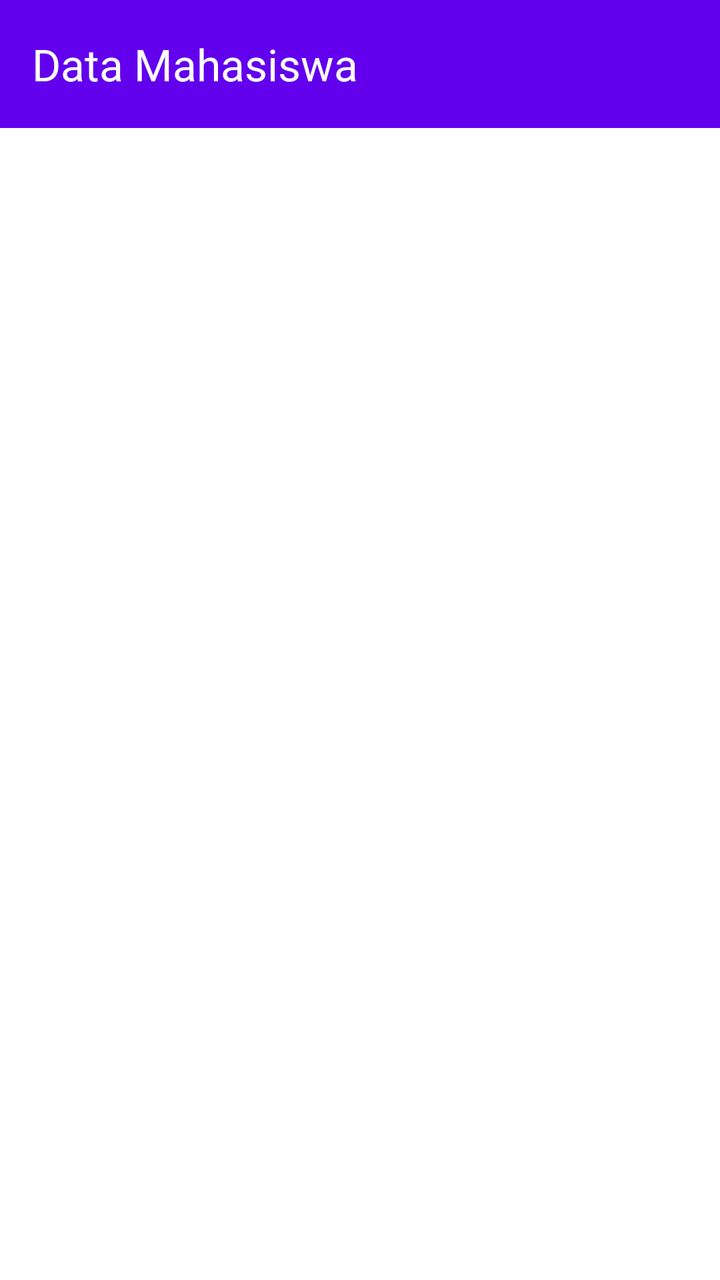
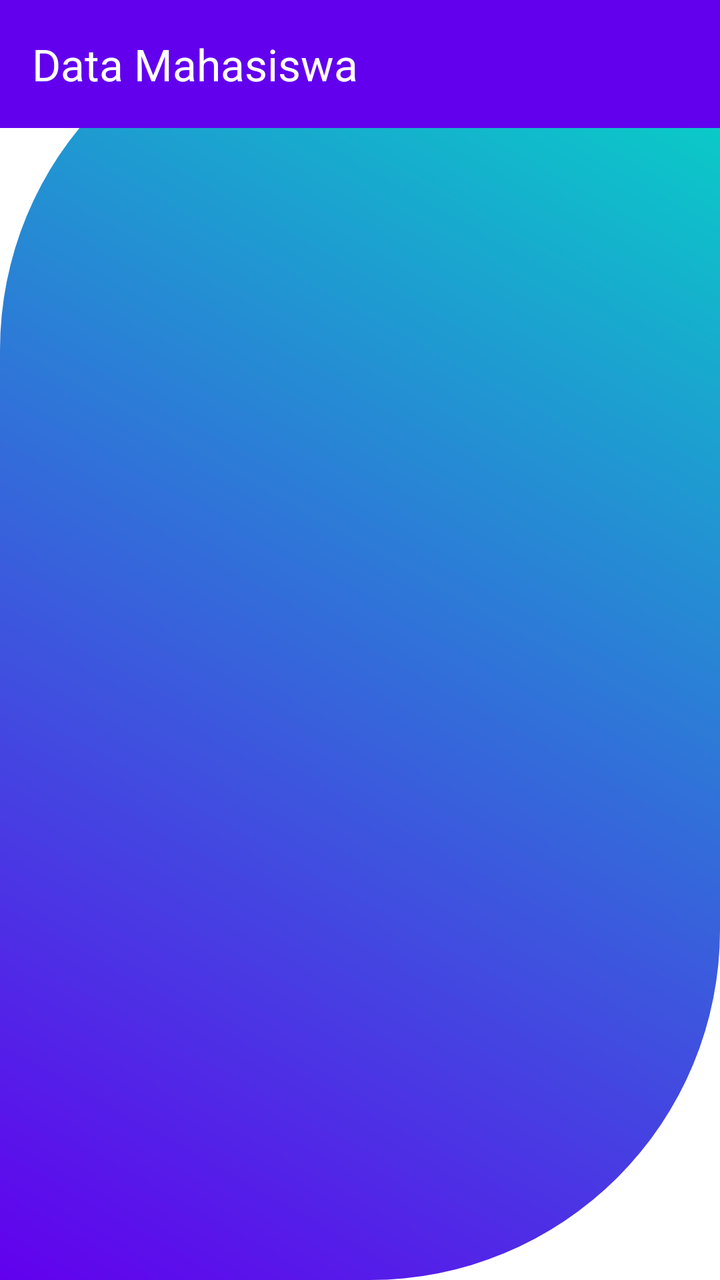

Screens rendered from an Android XML layout before and after an edit, with the pre-edit source and the edit as a unified diff.
<!-- AndroidManifest.xml: application theme Theme.Aplikasi_Data_Mahasiswa -->
<!-- res/layout/activity_data_mahasiswa.xml -->
<?xml version="1.0" encoding="utf-8"?>
<LinearLayout xmlns:android="http://schemas.android.com/apk/res/android"
    xmlns:app="http://schemas.android.com/apk/res-auto"
    android:layout_width="match_parent"
    android:layout_height="match_parent"
    android:orientation="vertical">

    <com.google.android.material.appbar.MaterialToolbar
        android:id="@+id/toolbar"
        android:layout_width="match_parent"
        android:layout_height="wrap_content"
        android:background="?attr/colorPrimary"
        android:theme="@style/ThemeOverlay.Material3.Dark.ActionBar"
        app:title="Data Mahasiswa" />

    <ListView
        android:id="@+id/listMahasiswa"
        android:layout_width="match_parent"
        android:layout_height="match_parent"
        android:divider="@android:color/transparent"
        android:dividerHeight="8dp"
        android:padding="16dp" />

    </LinearLayout>
<!-- resources referenced by this layout -->
<resources>
  <style name="Theme.Aplikasi_Data_Mahasiswa" parent="Base.Theme.Aplikasi_Data_Mahasiswa" />
  <style name="Base.Theme.Aplikasi_Data_Mahasiswa" parent="Theme.Material3.DayNight.NoActionBar">
          
          <item name="colorPrimary">@color/primary</item>
          <item name="colorPrimaryDark">@color/primary_dark</item>
          <item name="colorAccent">@color/accent</item>
  
          
          <item name="android:colorBackground">@color/background</item>
          <item name="colorSurface">@color/surface</item>
  
          
          <item name="android:textColorPrimary">@color/text_primary</item>
          <item name="android:textColorSecondary">@color/text_secondary</item>
          <item name="android:textColorHint">@color/text_hint</item>
      </style>
  <color name="primary">#6200EE</color>
  <color name="primary_dark">#3700B3</color>
  <color name="accent">#03DAC5</color>
  <color name="background">#FFFFFF</color>
  <color name="surface">#FFFFFF</color>
  <color name="text_primary">#212121</color>
  <color name="text_secondary">#757575</color>
  <color name="text_hint">#9E9E9E</color>
</resources>

<!-- the commit's change to res/layout/activity_data_mahasiswa.xml (unified diff, before → after) -->
@@ -3,7 +3,8 @@
     xmlns:app="http://schemas.android.com/apk/res-auto"
     android:layout_width="match_parent"
     android:layout_height="match_parent"
-    android:orientation="vertical">
+    android:orientation="vertical"
+    android:background="@drawable/custom_background">
 
     <com.google.android.material.appbar.MaterialToolbar
         android:id="@+id/toolbar"
@@ -21,4 +22,4 @@
         android:dividerHeight="8dp"
         android:padding="16dp" />
 
-    </LinearLayout>
+</LinearLayout>
<!-- resource entries referenced after the edit -->
@@ -1,5 +1,20 @@
 <!-- resources referenced by this layout -->
 <resources>
+  <!-- drawable custom_background (drawable) -->
+  <?xml version="1.0" encoding="utf-8"?>
+  <layer-list xmlns:android="http://schemas.android.com/apk/res/android">
+      <item>
+          <shape android:shape="rectangle">
+              <gradient
+                  android:startColor="@color/primary"
+                  android:endColor="@color/accent"
+                  android:angle="45" />
+              <corners
+                  android:topLeftRadius="175dp"
+                  android:bottomRightRadius="175dp" />
+          </shape>
+      </item>
+  </layer-list>
   <style name="Theme.Aplikasi_Data_Mahasiswa" parent="Base.Theme.Aplikasi_Data_Mahasiswa" />
   <style name="Base.Theme.Aplikasi_Data_Mahasiswa" parent="Theme.Material3.DayNight.NoActionBar">
           
